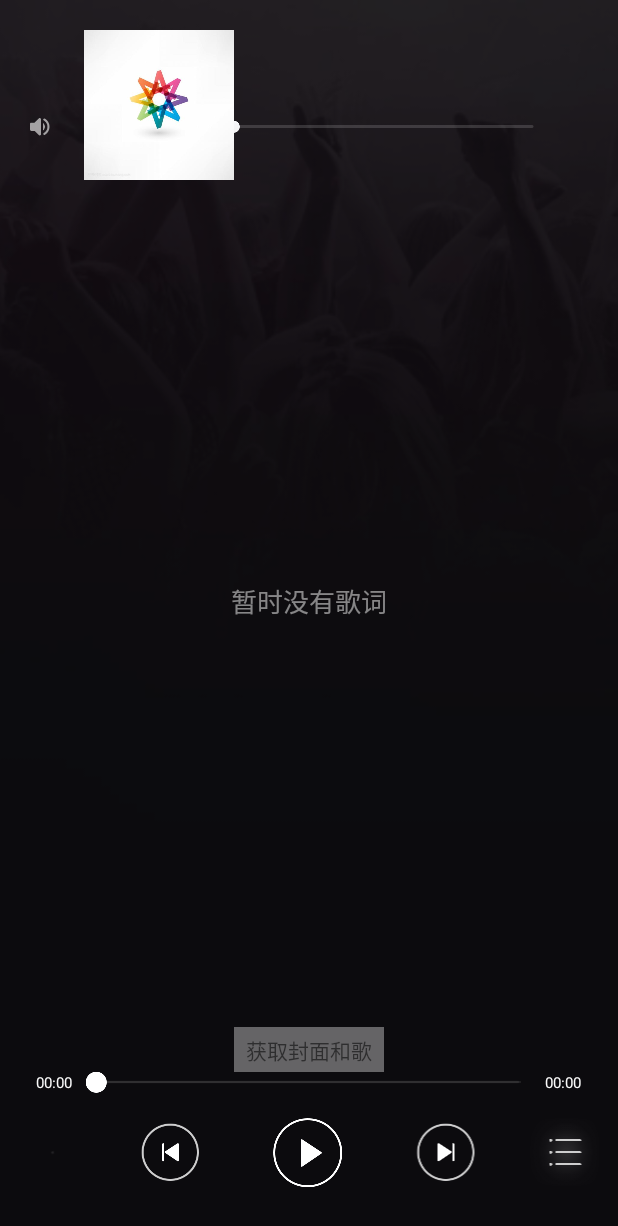
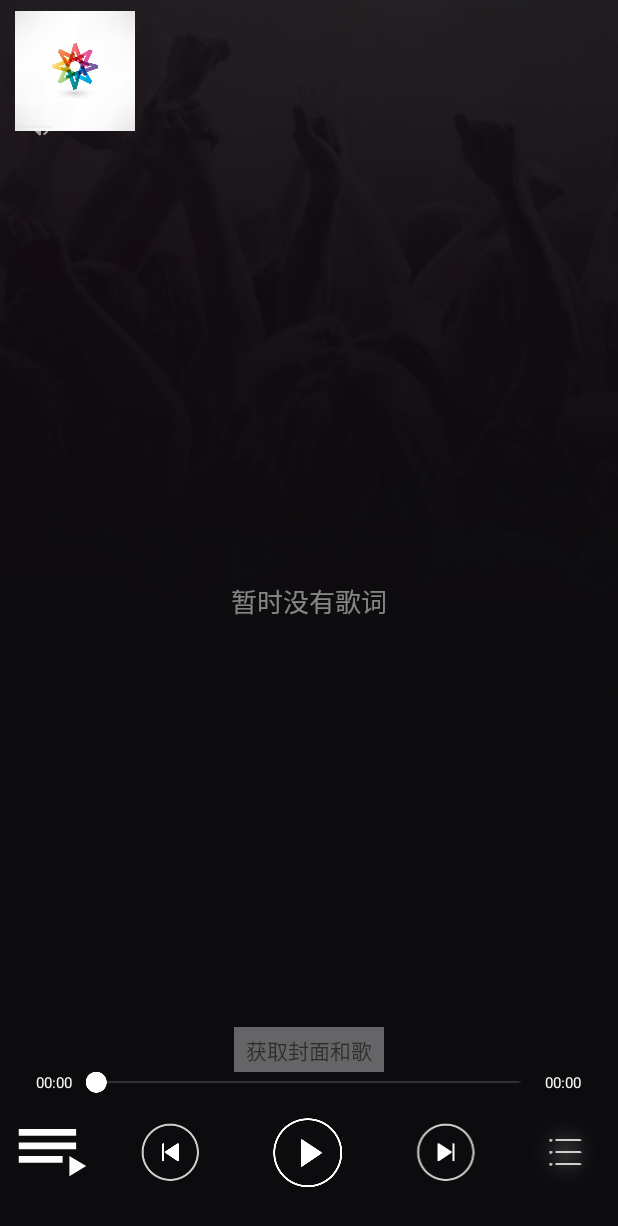
Before and after one commit to welconson/NicePlayer, an Android app: the layout activity_play.xml on its own in the app's theme, with its tools: preview values and no code run, on a phone screen of 412 x 824 dp. Shown: the top 1226 px of the screen. Run offline under Robolectric (Android 15) with nearby library versions, the phone set to English and light mode, and no system bars.

Commit message:
按键操作同步音量条进度的移动； 设置播放模式切换的UI变化，播放模式逻辑有待验证

```diff
--- /dev/null
+++ b/app/src/main/res/drawable/ic_playlist_play_black.xml
@@ -0,0 +1,5 @@
+<vector android:height="54dp" android:tint="#FCFCFC"
+    android:viewportHeight="24.0" android:viewportWidth="24.0"
+    android:width="54dp" xmlns:android="http://schemas.android.com/apk/res/android">
+    <path android:fillColor="#FF000000" android:pathData="M19,9L2,9v2h17L19,9zM19,5L2,5v2h17L19,5zM2,15h13v-2L2,13v2zM17,13v6l5,-3 -5,-3z"/>
+</vector>
--- /dev/null
+++ b/app/src/main/res/drawable/ic_shuffle_black.xml
@@ -0,0 +1,5 @@
+<vector android:height="54dp" android:tint="#FCFCFC"
+    android:viewportHeight="24.0" android:viewportWidth="24.0"
+    android:width="54dp" xmlns:android="http://schemas.android.com/apk/res/android">
+    <path android:fillColor="#FF000000" android:pathData="M10.59,9.17L5.41,4 4,5.41l5.17,5.17 1.42,-1.41zM14.5,4l2.04,2.04L4,18.59 5.41,20 17.96,7.46 20,9.5L20,4h-5.5zM14.83,13.41l-1.41,1.41 3.13,3.13L14.5,20L20,20v-5.5l-2.04,2.04 -3.13,-3.13z"/>
+</vector>
--- a/app/src/main/res/layout/activity_play.xml
+++ b/app/src/main/res/layout/activity_play.xml
@@ -120,7 +120,8 @@
                     android:progress="30"
                     android:progressDrawable="@drawable/volume_seekbar"
                     android:thumb="@drawable/play_volumebar_btn"
-                    android:thumbOffset="3.0dip" />
+                    android:thumbOffset="3.0dip"
+                    android:visibility="invisible"/>
             </LinearLayout>
 
             <TextView
@@ -148,30 +149,32 @@
 
         <RelativeLayout
             android:id="@+id/music_title"
-            android:layout_width="300dp"
-            android:layout_height="100dp"
+            android:layout_width="1000dp"
+            android:layout_height="80dp"
             android:layout_centerHorizontal="true"
-            android:layout_marginTop="20dp"
+            android:layout_marginTop="7dp"
             android:visibility="visible">
             <ImageView
                 android:id="@+id/music_cover"
                 android:layout_width="100dp"
-                android:layout_height="100dp"
+                android:layout_height="80dp"
                 android:layout_alignParentTop="true"
                 android:src="@drawable/default_music_cover"
                 />
             <TextView
                 android:id="@+id/music_name"
-                android:layout_width="200dp"
-                android:layout_height="50dp"
+                android:layout_width="900dp"
+                android:layout_height="40dp"
                 android:textColor="#ffffff"
+                android:textAlignment="center"
                 android:layout_toEndOf="@+id/music_cover"
                 android:textSize="20sp"/>
             <TextView
                 android:id="@+id/music_artist"
-                android:layout_width="200dp"
-                android:layout_height="50dp"
+                android:layout_width="900dp"
+                android:layout_height="40dp"
                 android:textColor="#ffffff"
+                android:textAlignment="center"
                 android:layout_below="@+id/music_name"
                 android:textSize="20sp"
                 android:layout_toEndOf="@+id/music_cover"/>
@@ -282,10 +285,10 @@
                 <ImageView
                     android:id="@+id/playing_mode"
                     android:layout_width="wrap_content"
-                    android:layout_height="3dp"
+                    android:layout_height="wrap_content"
                     android:layout_gravity="center_vertical"
                     android:layout_weight="1"
-                    android:src="@drawable/play_icn_loop_prs" />
+                    android:src="@drawable/ic_playlist_play_black" />
 
                 <ImageView
                     android:id="@+id/playing_pre"
```
Also changed, not shown: app/src/main/java/com/tcl/a2group/niceplayer/MusicService.java (+113 -99 lines), app/src/main/java/com/tcl/a2group/niceplayer/PlayActivity.java (+150 -28 lines), app/src/main/res/drawable-xxhdpi/play_icn_one_prs.png (added), app/src/main/res/drawable-xxhdpi/play_rdi_btn_pause.png (added).
